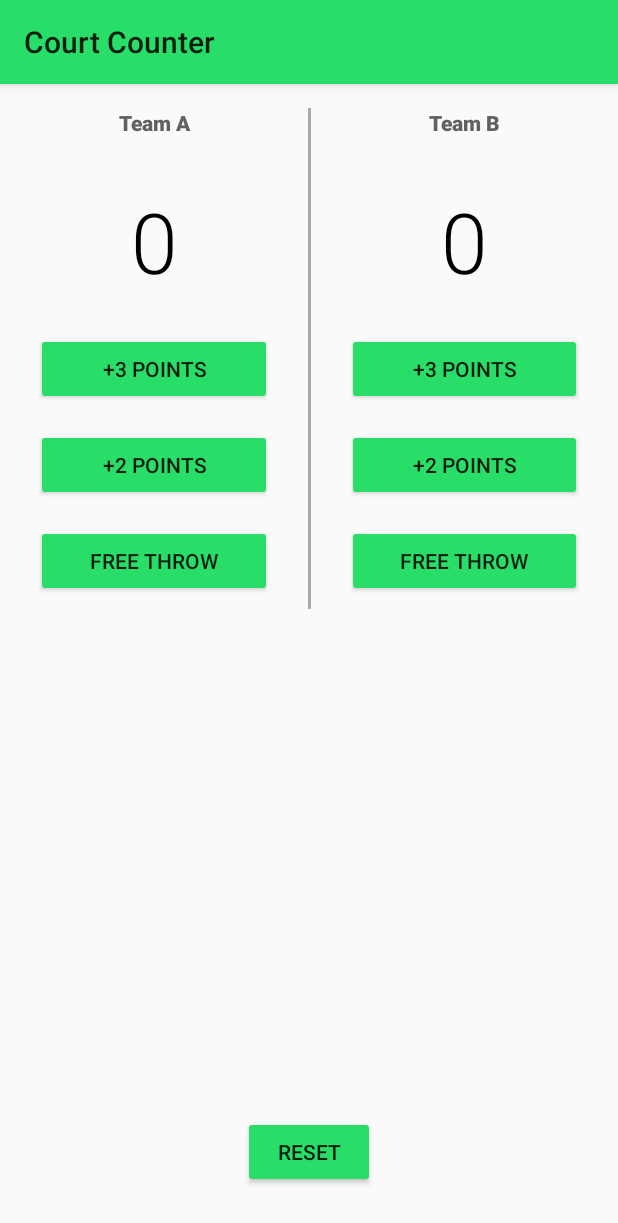
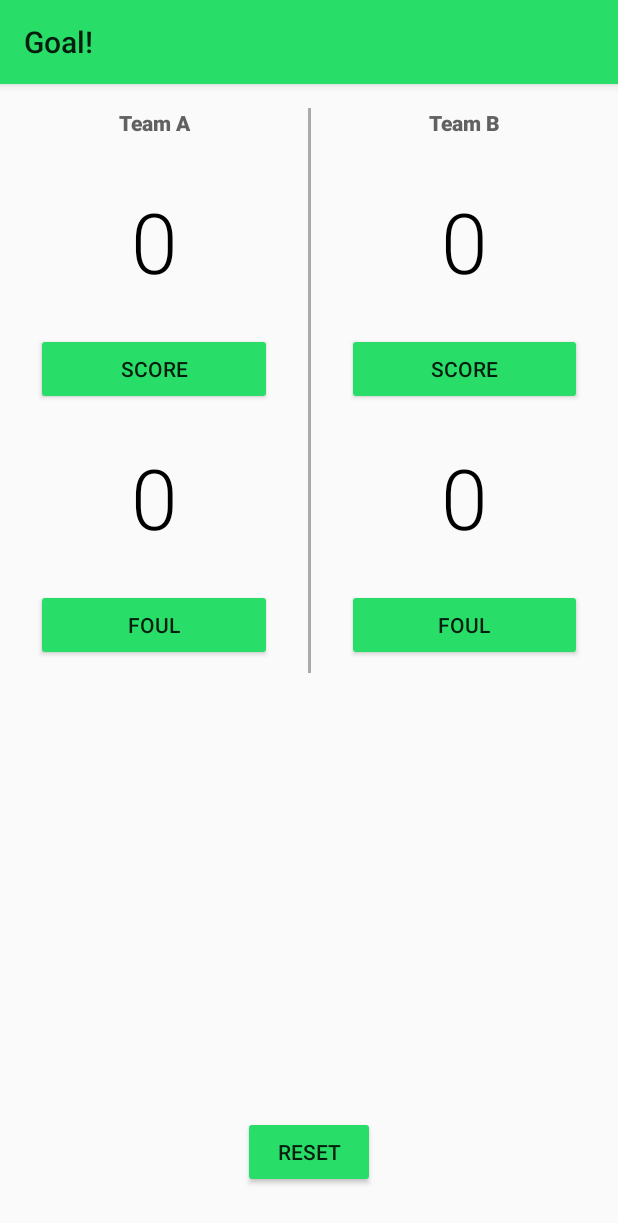
Before and after one commit to doowtnehpets/CourtCounter, an Android app: the screen it shows after launch (MainActivity), after a tap on "RESET", on a phone screen of 412 x 824 dp. Shown: the top 1223 px of the screen. Run offline under Robolectric (Android 15) with nearby library versions, the phone set to English and light mode, and no system bars; 3 other taps on this screen came first.

Commit message:
Change to soccer score app. One score button and implemented foul counter. Adjusted display methods to update score and fouls without passing scores.

```diff
--- a/app/src/main/java/com/example/android/courtcounter/MainActivity.java
+++ b/app/src/main/java/com/example/android/courtcounter/MainActivity.java
@@ -10,6 +10,9 @@ public class MainActivity extends AppCompatActivity {
     int team_A_score = 0;
     int team_B_score = 0;
 
+    int team_A_foul = 0;
+    int team_B_foul = 0;
+
     @Override
     protected void onCreate(Bundle savedInstanceState) {
         super.onCreate(savedInstanceState);
@@ -19,65 +22,55 @@ public class MainActivity extends AppCompatActivity {
     /**
      * Displays the given score for Team A.
      */
-    public void displayForTeamA(int score) {
+    public void displayForTeamA() {
         TextView scoreView = (TextView) findViewById(R.id.team_a_score);
-        scoreView.setText(String.valueOf(score));
+        scoreView.setText(String.valueOf(team_A_score));
+
+        TextView foulView = (TextView) findViewById(R.id.team_a_foul);
+        foulView.setText(String.valueOf(team_A_foul));
     }
 
     /**
      * Increases Team A score by 3 points
      */
-    public void team_A_3points(View view) {
-        team_A_score += 3;
-        displayForTeamA(team_A_score);
+    public void team_A_score(View view) {
+        team_A_score++;
+        displayForTeamA();
     }
 
     /**
      * Increases Team A score by 2 points
      */
-    public void team_A_2points(View view) {
-        team_A_score += 2;
-        displayForTeamA(team_A_score);
-    }
-
-    /**
-     * Increases Team A score by 1 point
-     */
-    public void team_A_freethrow(View view) {
-        team_A_score += 1;
-        displayForTeamA(team_A_score);
+    public void team_A_foul(View view) {
+        team_A_foul++;
+        displayForTeamA();
     }
 
     /**
      * Displays the given score for Team B.
      */
-    public void displayForTeamB(int score) {
+    public void displayForTeamB() {
         TextView scoreView = (TextView) findViewById(R.id.team_b_score);
-        scoreView.setText(String.valueOf(score));
+        scoreView.setText(String.valueOf(team_B_score));
+
+        TextView foulView = (TextView) findViewById(R.id.team_b_foul);
+        foulView.setText(String.valueOf(team_B_foul));
     }
 
     /**
      * Increases Team B score by 3 points
      */
-    public void team_B_3points(View view) {
-        team_B_score += 3;
-        displayForTeamB(team_B_score);
+    public void team_B_score(View view) {
+        team_B_score++;
+        displayForTeamB();
     }
 
     /**
      * Increases Team B score by 2 points
      */
-    public void team_B_2points(View view) {
-        team_B_score += 2;
-        displayForTeamB(team_B_score);
-    }
-
-    /**
-     * Increases Team B score by 1 point
-     */
-    public void team_B_freethrow(View view) {
-        team_B_score += 1;
-        displayForTeamB(team_B_score);
+    public void team_B_foul(View view) {
+        team_B_foul++;
+        displayForTeamB();
     }
 
     /**
@@ -86,7 +79,9 @@ public class MainActivity extends AppCompatActivity {
     public void reset_score(View view) {
         team_A_score = 0;
         team_B_score = 0;
-        displayForTeamA(0);
-        displayForTeamB(0);
+        team_A_foul = 0;
+        team_B_foul = 0;
+        displayForTeamA();
+        displayForTeamB();
     }
 }
--- a/app/src/main/res/layout/activity_main.xml
+++ b/app/src/main/res/layout/activity_main.xml
@@ -22,7 +22,7 @@
                 android:padding="16dp"
                 android:text="Team A"
                 android:textColor="@color/team_text_color"
-                android:textSize="14dp"
+                android:textSize="14sp"
                 android:textStyle="bold" />
 
             <TextView
@@ -34,7 +34,7 @@
                 android:padding="16dp"
                 android:text="0"
                 android:textColor="@color/score_text_color"
-                android:textSize="56dp" />
+                android:textSize="56sp" />
 
             <Button
                 android:layout_width="match_parent"
@@ -43,8 +43,19 @@
                 android:layout_marginLeft="24dp"
                 android:layout_marginRight="24dp"
                 android:layout_marginTop="8dp"
-                android:onClick="team_A_3points"
-                android:text="+3 Points" />
+                android:onClick="team_A_score"
+                android:text="Score" />
+
+            <TextView
+                android:id="@+id/team_a_foul"
+                android:layout_width="match_parent"
+                android:layout_height="wrap_content"
+                android:fontFamily="sans-serif-light"
+                android:gravity="center"
+                android:padding="16dp"
+                android:text="0"
+                android:textColor="@color/score_text_color"
+                android:textSize="56sp" />
 
             <Button
                 android:layout_width="match_parent"
@@ -53,18 +64,9 @@
                 android:layout_marginLeft="24dp"
                 android:layout_marginRight="24dp"
                 android:layout_marginTop="8dp"
-                android:onClick="team_A_2points"
-                android:text="+2 Points" />
+                android:onClick="team_A_foul"
+                android:text="Foul" />
 
-            <Button
-                android:layout_width="match_parent"
-                android:layout_height="wrap_content"
-                android:layout_marginBottom="8dp"
-                android:layout_marginLeft="24dp"
-                android:layout_marginRight="24dp"
-                android:layout_marginTop="8dp"
-                android:onClick="team_A_freethrow"
-                android:text="Free throw" />
         </LinearLayout>
 
         <View
@@ -87,7 +89,7 @@
                 android:padding="16dp"
                 android:text="Team B"
                 android:textColor="@color/team_text_color"
-                android:textSize="14dp"
+                android:textSize="14sp"
                 android:textStyle="bold" />
 
             <TextView
@@ -99,7 +101,7 @@
                 android:padding="16dp"
                 android:text="0"
                 android:textColor="@color/score_text_color"
-                android:textSize="56dp" />
+                android:textSize="56sp" />
 
             <Button
                 android:layout_width="match_parent"
@@ -108,8 +110,19 @@
                 android:layout_marginLeft="24dp"
                 android:layout_marginRight="24dp"
                 android:layout_marginTop="8dp"
-                android:onClick="team_B_3points"
-                android:text="+3 Points" />
+                android:onClick="team_B_score"
+                android:text="Score" />
+
+            <TextView
+                android:id="@+id/team_b_foul"
+                android:layout_width="match_parent"
+                android:layout_height="wrap_content"
+                android:fontFamily="sans-serif-light"
+                android:gravity="center"
+                android:padding="16dp"
+                android:text="0"
+                android:textColor="@color/score_text_color"
+                android:textSize="56sp" />
 
             <Button
                 android:layout_width="match_parent"
@@ -118,18 +131,9 @@
                 android:layout_marginLeft="24dp"
                 android:layout_marginRight="24dp"
                 android:layout_marginTop="8dp"
-                android:onClick="team_B_2points"
-                android:text="+2 Points" />
+                android:onClick="team_B_foul"
+                android:text="Foul" />
 
-            <Button
-                android:layout_width="match_parent"
-                android:layout_height="wrap_content"
-                android:layout_marginBottom="8dp"
-                android:layout_marginLeft="24dp"
-                android:layout_marginRight="24dp"
-                android:layout_marginTop="8dp"
-                android:onClick="team_B_freethrow"
-                android:text="Free throw" />
         </LinearLayout>
 
     </LinearLayout>
--- a/app/src/main/res/values/strings.xml
+++ b/app/src/main/res/values/strings.xml
@@ -1,3 +1,3 @@
 <resources>
-    <string name="app_name">Court Counter</string>
+    <string name="app_name">Goal!</string>
 </resources>
```
